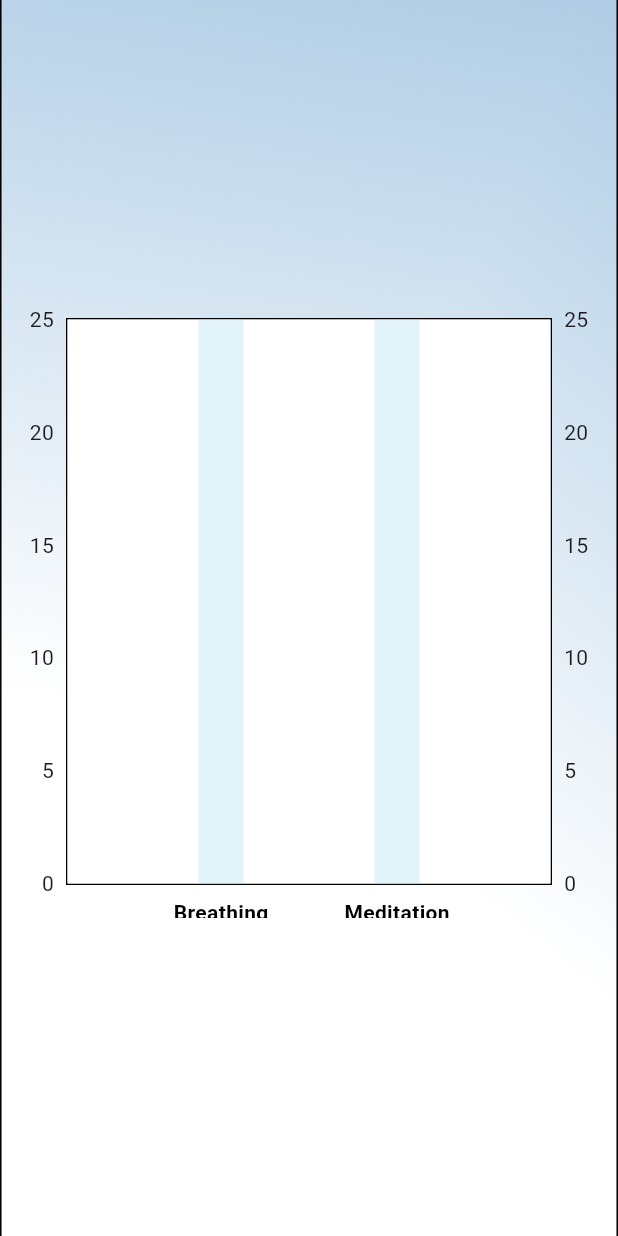
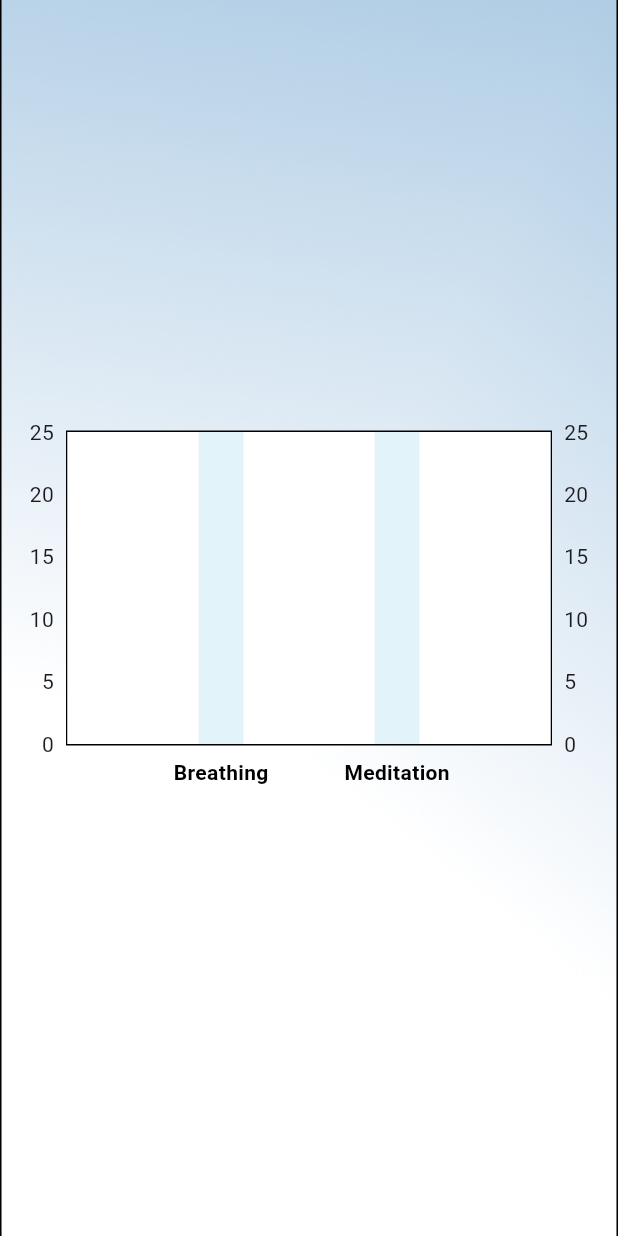
Before and after one commit to Jeditale/Hackaton_PC, a Flutter app: the MyBarTotal screen opened directly, on a phone screen of 412 x 824 dp. Run offline on Flutter 3.47's test engine with Material 3 defaults, Android fonts, the light colour scheme and no system bars; drawn by our look-alikes of fl_chart; our stand-ins replace audioplayers, cloud_firestore, firebase_auth, firebase_core, flutter_local_notifications, flutter_spinkit and 3 more; missing offline and left inert: app_settings; accounts and stored records are empty.

Commit message:
Update test_bar.dart

```diff
--- a/nirva/lib/Pages/Progress/test_bar.dart
+++ b/nirva/lib/Pages/Progress/test_bar.dart
@@ -56,7 +56,7 @@ class _MyBarState extends State<MyBarTotal> {
         ),
         child: Center(
           child: SizedBox(
-            height: 400,
+            height: 250,
             child: MyBarChart(
               weeklySummary: weeklySummary,
             ),
@@ -127,7 +127,8 @@ class MyBarChart extends StatelessWidget {
           bottomTitles: AxisTitles(
             sideTitles: SideTitles(
               showTitles: true,
-              getTitlesWidget: getButtomTitles
+              getTitlesWidget: getButtomTitles,
+              reservedSize: 40, // Add space for the titles
               ),
             ),
         ),
```
